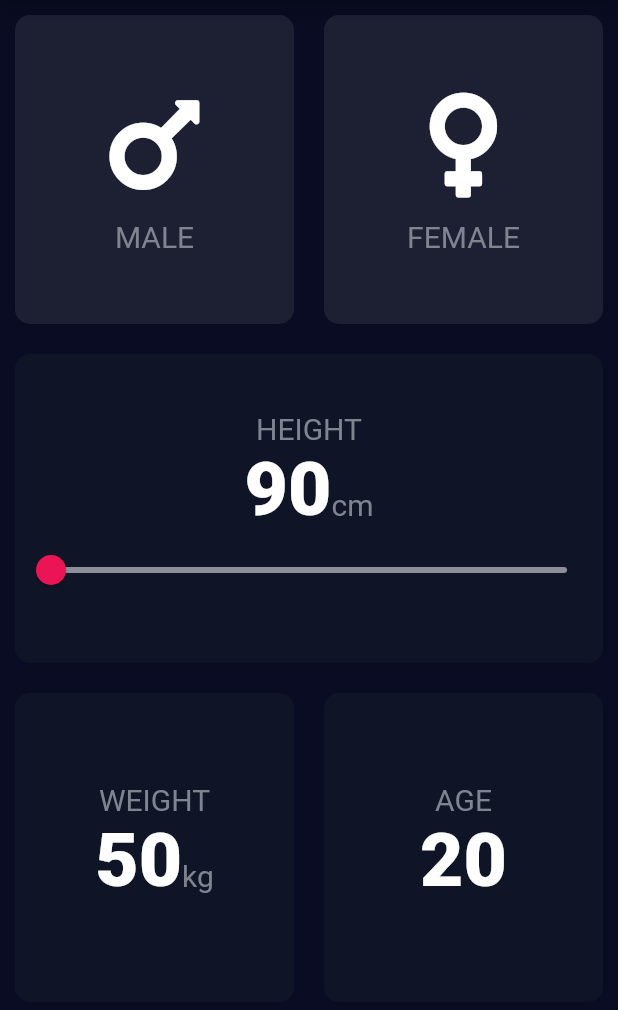
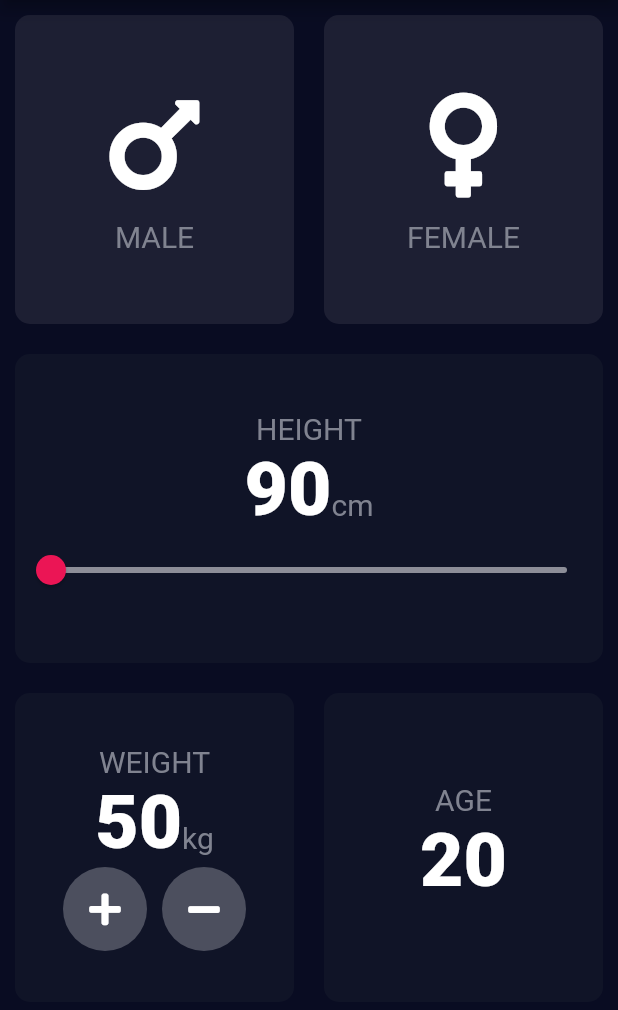
Before and after one commit to RohitIslam/BMI-Calculator, a Flutter app: the screen it shows after launch, on a phone screen of 412 x 824 dp, the part 84-1094 px from its top. Run offline on Flutter 3.47's test engine with Material 2 defaults, Android fonts, the phone set to English and light mode, and no system bars; our stand-ins replace font_awesome_flutter.

Commit message:
Custome round_icon_button widget created

```diff
--- a/lib/pages/input_page.dart
+++ b/lib/pages/input_page.dart
@@ -3,6 +3,7 @@ import 'package:font_awesome_flutter/font_awesome_flutter.dart';
 
 import '../widgets/reusable_card.dart';
 import '../widgets/reusable_icon_content.dart';
+import '../widgets/round_icon_button.dart';
 
 import '../constances.dart';
 
@@ -142,9 +143,20 @@ class _InputPageState extends State<InputPage> {
                             ),
                           ],
                         ),
-                        SizedBox(
-                          height: 5,
-                        ),
+                        Row(
+                          mainAxisAlignment: MainAxisAlignment.center,
+                          children: <Widget>[
+                            RoundIconButton(
+                              icon: FontAwesomeIcons.plus,
+                            ),
+                            SizedBox(
+                              width: 10,
+                            ),
+                            RoundIconButton(
+                              icon: FontAwesomeIcons.minus,
+                            ),
+                          ],
+                        )
                       ],
                     ),
                   ),
--- /dev/null
+++ b/lib/widgets/round_icon_button.dart
@@ -0,0 +1,26 @@
+import 'package:flutter/material.dart';
+
+class RoundIconButton extends StatelessWidget {
+  final IconData icon;
+  final Function onPress;
+
+  const RoundIconButton({
+    @required this.icon,
+    @required this.onPress,
+  });
+
+  @override
+  Widget build(BuildContext context) {
+    return RawMaterialButton(
+      elevation: 6,
+      child: Icon(icon),
+      shape: CircleBorder(),
+      constraints: BoxConstraints.tightFor(
+        width: 56.0,
+        height: 56.0,
+      ),
+      fillColor: Color(0xFF4C4F5E),
+      onPressed: onPress,
+    );
+  }
+}
```
